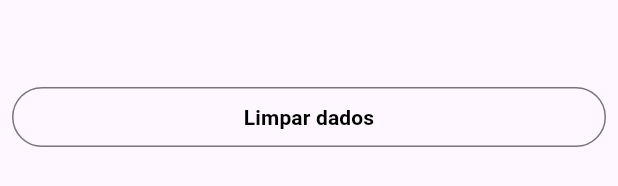
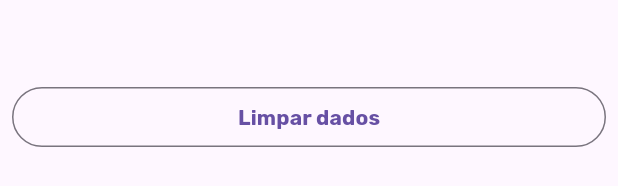
Before and after one commit to nicolasbmorais/fipe_agora, a Flutter app: the ClearButton widget shown alone on an empty page, opened directly, after a tap on "Limpar dados", on a phone screen of 412 x 824 dp. Shown: the part 501-687 px from the top of the screen. Run offline on Flutter 3.47's test engine with Material 3 defaults, Android fonts, the phone set to English and light mode, and no system bars; our stand-ins replace dio, equatable, get_it, internet_connection_checker, skeletonizer; network calls fail.

Commit message:
Add font

```diff
--- /dev/null
+++ b/lib/src/core/typography.dart
@@ -0,0 +1,17 @@
+import 'package:flutter/material.dart';
+
+const String _fontFamily = 'Rubik';
+
+class CustomTypography {
+  static TextStyle bold =
+      TextStyle(fontFamily: _fontFamily, fontWeight: FontWeight.w700);
+
+  static TextStyle semiBold =
+      TextStyle(fontFamily: _fontFamily, fontWeight: FontWeight.w600);
+
+  static TextStyle medium =
+      TextStyle(fontFamily: _fontFamily, fontWeight: FontWeight.w500);
+
+  static TextStyle regular =
+      TextStyle(fontFamily: _fontFamily, fontWeight: FontWeight.w400);
+}
--- a/lib/src/data/datasource/fipe_datasource_impl.dart
+++ b/lib/src/data/datasource/fipe_datasource_impl.dart
@@ -25,8 +25,10 @@ class FipeDatasourceImpl implements FipeDatasourceInterface {
               respData.map((e) => ReferenceTableModel.fromJson(e)),
             )
           : [];
-    } on DioException catch (_) {
-      throw ReferenceTableException();
+    } on DioException catch (error) {
+      throw ReferenceTableException(
+        message: error.response?.data["data"][0]['message'],
+      );
     } catch (err) {
       throw ReferenceTableException();
     }
--- a/lib/src/presentation/pages/widgets/clear_button.dart
+++ b/lib/src/presentation/pages/widgets/clear_button.dart
@@ -1,3 +1,4 @@
+import 'package:fipe_agora/src/core/typography.dart';
 import 'package:fipe_agora/src/presentation/controller/fipe_controller.dart';
 import 'package:flutter/material.dart';
 import 'package:provider/provider.dart';
@@ -28,13 +29,7 @@ class ClearButton extends StatelessWidget {
               ),
             )),
             onPressed: () => context.read<FipeController>().reset(),
-            child: const Text(
-              'Limpar dados',
-              style: TextStyle(
-                color: Colors.black,
-                fontWeight: FontWeight.bold,
-              ),
-            ),
+            child: Text('Limpar dados', style: CustomTypography.bold),
           ),
         ),
       ),
--- a/lib/src/presentation/pages/widgets/dropdown_itens.dart
+++ b/lib/src/presentation/pages/widgets/dropdown_itens.dart
@@ -1,3 +1,4 @@
+import 'package:fipe_agora/src/core/typography.dart';
 import 'package:fipe_agora/src/domain/entities/brand_entity.dart';
 import 'package:fipe_agora/src/domain/entities/reference_table_entity.dart';
 import 'package:fipe_agora/src/domain/entities/vehicle_models_entity.dart';
@@ -61,6 +62,7 @@ class _DropDownItensState extends State<DropDownItens> {
             ),
             _DropDownMenuWidget<YearModelEntity>(
               title: 'Ano',
+              enableSearch: false,
               isLoading: controller.isLoading,
               enabled: controller.vehicleModel.year.isNotEmpty &&
                   !controller.isLoading,
@@ -83,6 +85,7 @@ class _DropDownMenuWidget<T> extends StatefulWidget {
   final ValueChanged<T?> onSelect;
   final bool enabled;
   final bool isLoading;
+  final bool enableSearch;
   final List<T> itemList;
   final T? selectedItem;
   final String Function(T) itemLabel;
@@ -95,6 +98,7 @@ class _DropDownMenuWidget<T> extends StatefulWidget {
     required this.itemList,
     required this.itemLabel,
     this.isLoading = false,
+    this.enableSearch = true,
     this.selectedItem,
   });
 
@@ -105,22 +109,17 @@ class _DropDownMenuWidget<T> extends StatefulWidget {
 class _DropDownMenuWidgetState<T> extends State<_DropDownMenuWidget<T>> {
   @override
   Widget build(BuildContext context) {
-    final TextEditingController textController = TextEditingController();
     return Column(
       crossAxisAlignment: CrossAxisAlignment.start,
       children: [
-        Text(
-          widget.title,
-          style: const TextStyle(fontWeight: FontWeight.bold),
-        ),
+        Text(widget.title, style: CustomTypography.bold),
         const SizedBox(height: 5),
         Skeletonizer(
           enabled: widget.isLoading,
           child: DropdownMenu<T>(
             hintText: 'Selecione um valor',
-            enableSearch: true,
-            requestFocusOnTap: true,
-            controller: textController,
+            enableSearch: widget.enableSearch,
+            requestFocusOnTap: widget.enableSearch,
             enabled: widget.enabled,
             width: double.infinity,
             initialSelection: widget.selectedItem,
--- a/lib/src/presentation/pages/widgets/vehicle_buttons.dart
+++ b/lib/src/presentation/pages/widgets/vehicle_buttons.dart
@@ -1,3 +1,4 @@
+import 'package:fipe_agora/src/core/typography.dart';
 import 'package:fipe_agora/src/presentation/controller/fipe_controller.dart';
 import 'package:flutter/material.dart';
 import 'package:provider/provider.dart';
@@ -21,7 +22,7 @@ class VehicleButtons extends StatelessWidget {
               child: ChoiceChip(
                 label: Text(
                   category.name,
-                  style: TextStyle(
+                  style: CustomTypography.bold.copyWith(
                     color: isSelected ? Colors.blue.shade900 : Colors.black,
                     fontWeight: FontWeight.bold,
                   ),
```
Also changed, not shown: lib/main.dart (+5 -5 lines), lib/src/presentation/pages/home_page.dart (+9 -12 lines), lib/src/presentation/pages/widgets/result_info_widget.dart (+4 -3 lines), pubspec.yaml (+13 -25 lines), assets/fonts/Rubik-Bold.ttf (added), assets/fonts/Rubik-Medium.ttf (added), assets/fonts/Rubik-Regular.ttf (added), assets/fonts/Rubik-SemiBold.ttf (added), pubspec.lock, 1 other file.
